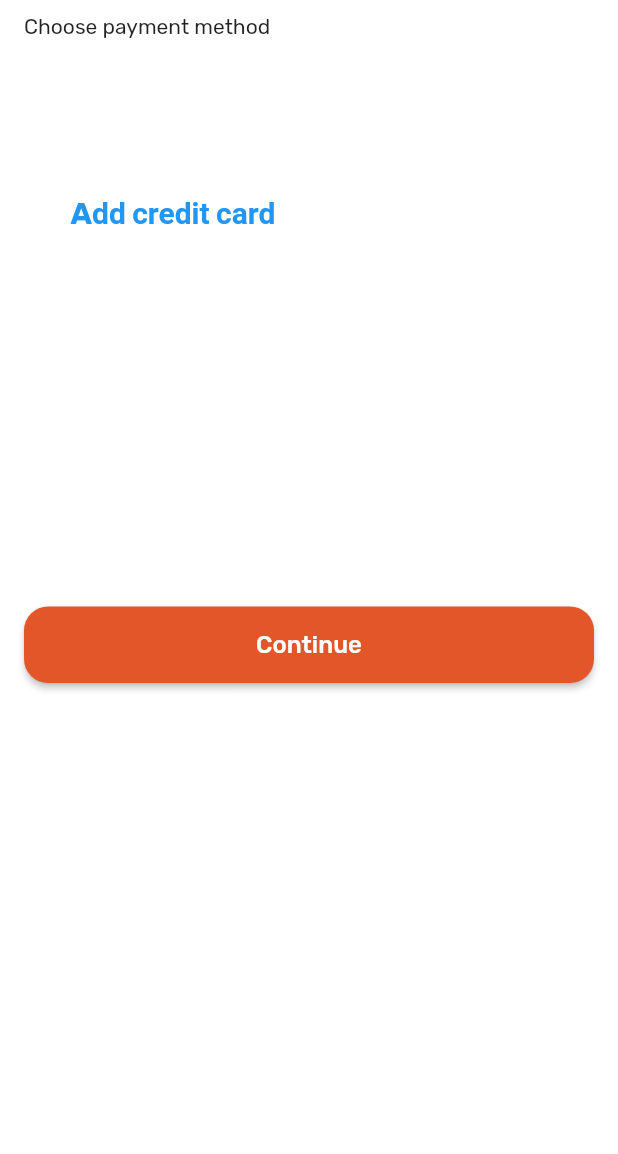
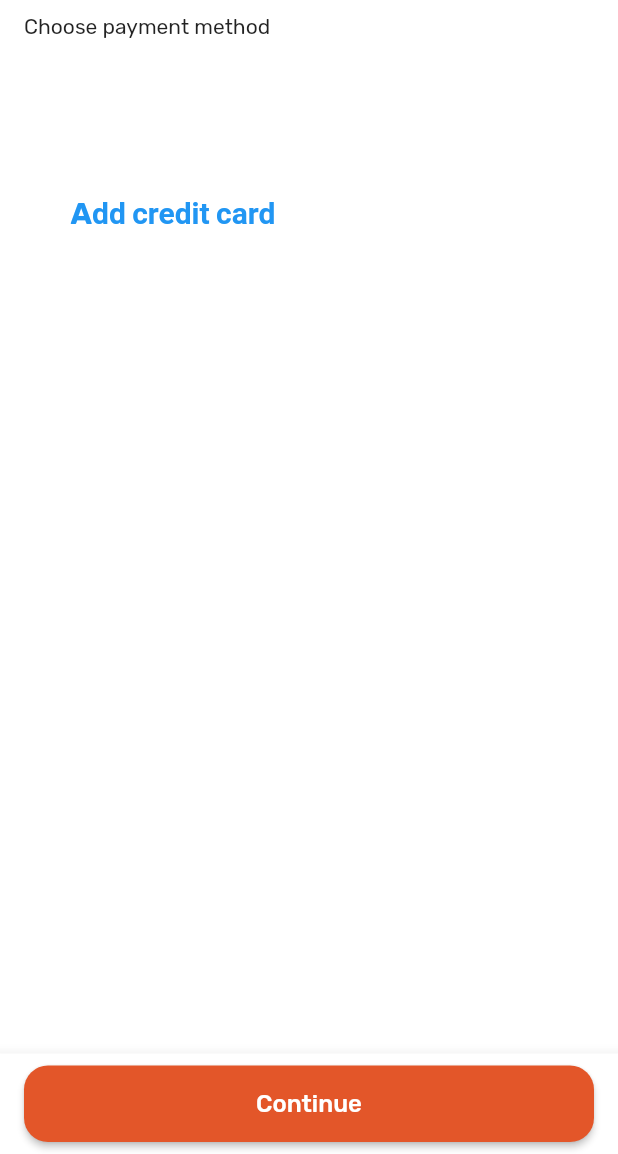
Before and after one commit to josephmangmang/OJT-Course-EdTech-Mobile-App, a Flutter app: the PaymentMethodsView screen opened by its route, on a phone screen of 412 x 824 dp, the part 82-1236 px from its top. Run offline on Flutter 3.47's test engine with Material 2 defaults, Android fonts, the phone set to English and light mode, and no system bars; our stand-ins replace cached_network_image, cloud_firestore, dartz, firebase_auth, firebase_core, firebase_storage and 11 more; missing offline and left inert: cloud_firestore_platform_interface, dart:ffi, flutter_login_facebook; accounts and stored records are empty.

Commit message:
Fixing overflow error in payment method

```diff
--- a/lib/ui/views/payment_methods/payment_methods_view.dart
+++ b/lib/ui/views/payment_methods/payment_methods_view.dart
@@ -25,10 +25,7 @@ class PaymentMethodsView extends StackedView<PaymentMethodsViewModel> {
       body: SafeArea(
         child: viewModel.busy('yourCard')
             ? const Center(child: CircularProgressIndicator())
-            : SingleChildScrollView(
-                child: Container(
-                  alignment: Alignment.center,
-                  child: Column(
+            : Column(
               children: [
                 Container(
                   padding: const EdgeInsets.symmetric(horizontal: 16),
@@ -36,15 +33,13 @@ class PaymentMethodsView extends StackedView<PaymentMethodsViewModel> {
                     title: AppConstants.paymentText,
                   ),
                 ),
-                      Column(
-                        crossAxisAlignment: CrossAxisAlignment.start,
-                        children: [
                 Container(
                   margin: const EdgeInsets.only(
                     top: 8,
                     bottom: 78,
                     left: 16,
                   ),
+                  alignment: Alignment.bottomLeft,
                   child: const Text(
                     "Choose payment method",
                     style: TextStyle(
@@ -53,23 +48,32 @@ class PaymentMethodsView extends StackedView<PaymentMethodsViewModel> {
                     ),
                   ),
                 ),
+                Expanded(
+                  child: SingleChildScrollView(
+                    child: Column(
+                      crossAxisAlignment: CrossAxisAlignment.start,
+                      children: [
                         ListView.builder(
                           shrinkWrap: true,
                           primary: false,
                           itemCount: viewModel.creditCard.length,
                           itemBuilder: (context, index) {
-                              var creditCardItem = viewModel.creditCard[index];
+                            var creditCardItem =
+                            viewModel.creditCard[index];
                             return CreditCards(
                               creditCardButton: () {
                                 viewModel.setSelectedIndex(index);
                               },
-                                paymentMethod: creditCardItem.paymentMethod,
+                              paymentMethod:
+                              creditCardItem.paymentMethod,
                               expireDate: creditCardItem.expireDate,
                               cardNumber: creditCardItem.cardNumber,
                               isSelected:
-                                    viewModel.isAddCreditCardClicked == true
+                              viewModel.isAddCreditCardClicked ==
+                                  true
                                   ? false
-                                        : viewModel.selectedCardIndex == index,
+                                  : viewModel.selectedCardIndex ==
+                                  index,
                               marginSize: 25,
                             );
                           },
@@ -96,18 +100,17 @@ class PaymentMethodsView extends StackedView<PaymentMethodsViewModel> {
                             ),
                           ),
                         ),
-                          const SizedBox(
-                            height: 216,
-                          ),
-                          AppButton(
-                            title: "Continue",
-                            onClick: viewModel.onContinuePressed,
-                          ),
-                        ],
-                      ),
                       ],
                     ),
                   ),
+                )
+              ],
+            ),
+      ),
+      bottomNavigationBar: BottomAppBar(
+        child: AppButton(
+          title: "Continue",
+          onClick: viewModel.onContinuePressed,
         ),
       ),
     );
--- a/lib/ui/views/payment_methods/payment_methods_viewmodel.dart
+++ b/lib/ui/views/payment_methods/payment_methods_viewmodel.dart
@@ -60,7 +60,7 @@ class PaymentMethodsViewModel extends BaseViewModel {
   }
 
   void onContinuePressed() async {
-    if (selectedCardIndex == -1) {
+    if (selectedCardIndex == -1 && isAddCreditCardClicked != true && isVisaCardClicked != true && isMasterCardClicked != true) {
     _navigationService.navigateToNoPaymentView();
     return;
     }
```
Lines whose indentation alone changed are shown as unchanged.
